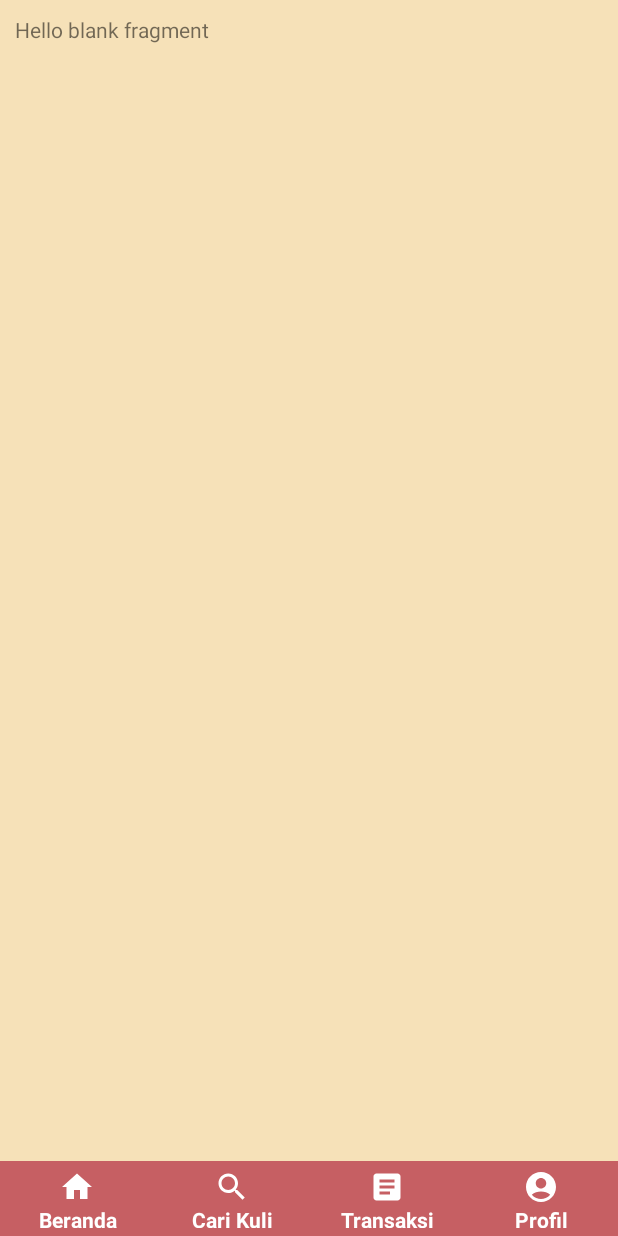
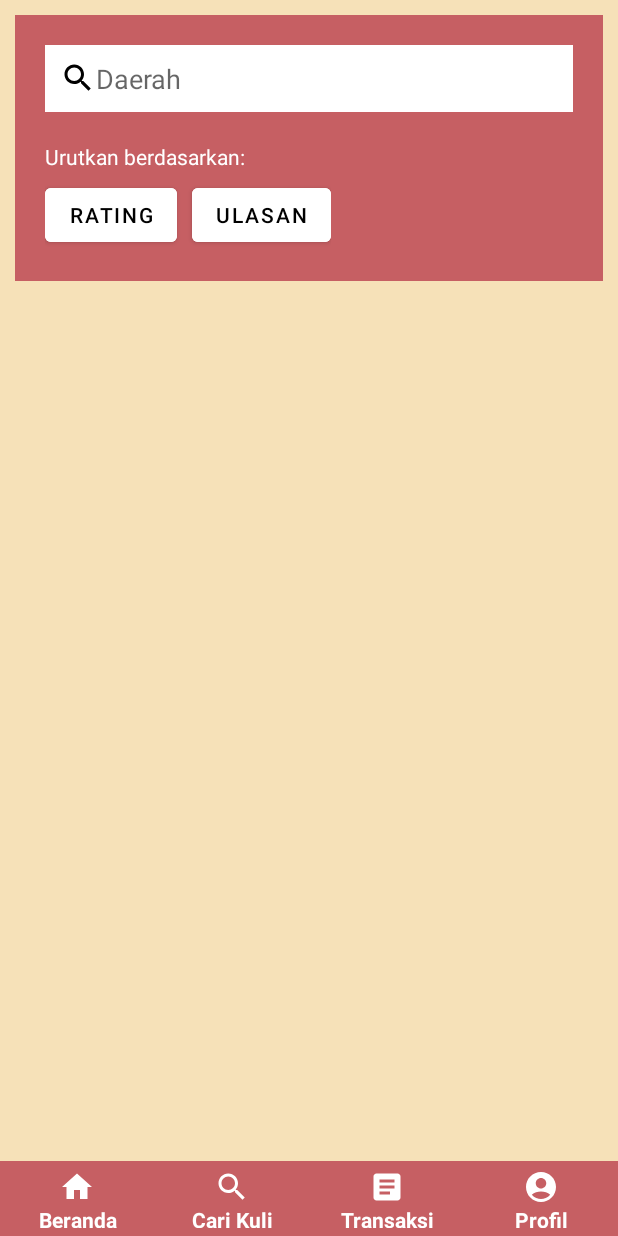
Before and after one commit to Alviannn/mas-kuli, an Android app: the fragment SearchFragment placed in its activity, on a phone screen of 412 x 824 dp. Run offline under Robolectric (Android 15) with nearby library versions, the phone set to English and light mode, and no system bars; our stand-ins replace Firebase (no records; nobody signed in at launch, a user with empty details on screens opened directly); 1 statement that could not run was skipped.

Commit message:
feat: work on search view

```diff
--- a/app/src/main/res/layout/fragment_search.xml
+++ b/app/src/main/res/layout/fragment_search.xml
@@ -1,14 +1,73 @@
 <?xml version="1.0" encoding="utf-8"?>
-<FrameLayout xmlns:android="http://schemas.android.com/apk/res/android"
+<LinearLayout xmlns:android="http://schemas.android.com/apk/res/android"
     xmlns:tools="http://schemas.android.com/tools"
     android:layout_width="match_parent"
     android:layout_height="match_parent"
+    android:background="@color/background_color"
+    android:gravity="center_horizontal"
+    android:orientation="vertical"
     tools:context=".UI.search.SearchFragment">
 
-    <!-- TODO: Update blank fragment layout -->
-    <TextView
+    <RelativeLayout
         android:layout_width="match_parent"
-        android:layout_height="match_parent"
-        android:text="@string/hello_blank_fragment" />
+        android:layout_height="wrap_content"
+        android:background="@color/main_color">
 
-</FrameLayout>
+        <EditText
+            android:id="@+id/search_kuli"
+            android:layout_width="match_parent"
+            android:layout_height="wrap_content"
+            android:layout_margin="20dp"
+            android:background="@color/white"
+            android:drawableStart="@drawable/search"
+            android:drawableTint="@color/black"
+            android:hint="Daerah"
+            android:padding="10dp" />
+
+        <TextView
+            android:id="@+id/sort_placeholder"
+            android:layout_width="wrap_content"
+            android:layout_height="wrap_content"
+            android:layout_below="@id/search_kuli"
+            android:layout_marginStart="20dp"
+            android:layout_marginBottom="5dp"
+            android:text="Urutkan berdasarkan:"
+            android:textColor="@color/white" />
+
+        <LinearLayout
+            android:id="@+id/sort_layout"
+            android:layout_width="wrap_content"
+            android:layout_height="wrap_content"
+            android:layout_below="@id/sort_placeholder"
+            android:layout_marginStart="20dp"
+            android:layout_marginBottom="20dp">
+
+            <Button
+                android:id="@+id/sort_by_rating"
+                android:layout_width="wrap_content"
+                android:layout_height="wrap_content"
+                android:layout_marginEnd="10dp"
+                android:backgroundTint="@color/white"
+                android:text="Rating"
+                android:textColor="@color/black" />
+
+            <Button
+                android:id="@+id/sort_by_review"
+                android:layout_width="wrap_content"
+                android:layout_height="wrap_content"
+                android:backgroundTint="@color/white"
+                android:text="Ulasan"
+                android:textColor="@color/black" />
+
+        </LinearLayout>
+
+    </RelativeLayout>
+
+    <androidx.recyclerview.widget.RecyclerView
+        android:id="@+id/kuli_card"
+        android:layout_width="wrap_content"
+        android:layout_height="wrap_content"
+        android:layout_below="@id/sort_layout"
+        android:layout_margin="20dp"/>
+
+</LinearLayout>
```
